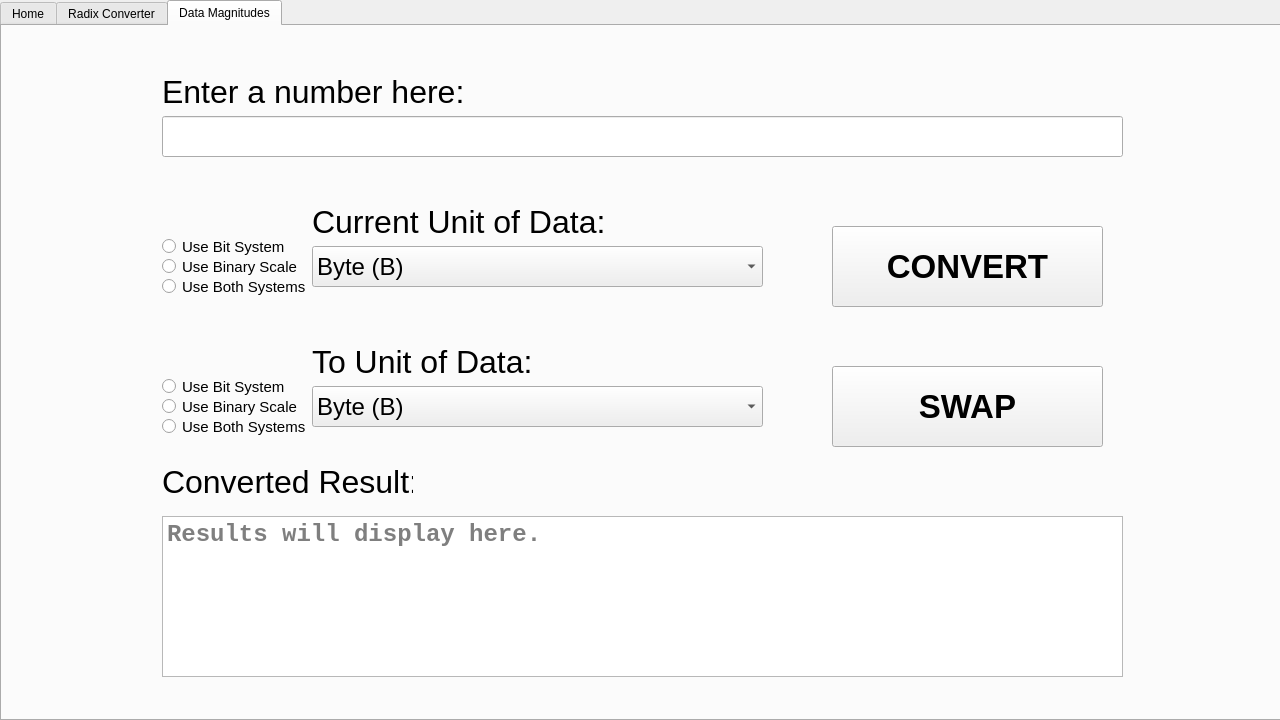
Old version of the form UI/src/toolboxal_ui.ui in the repository VJZ-Corp/Toolboxal.
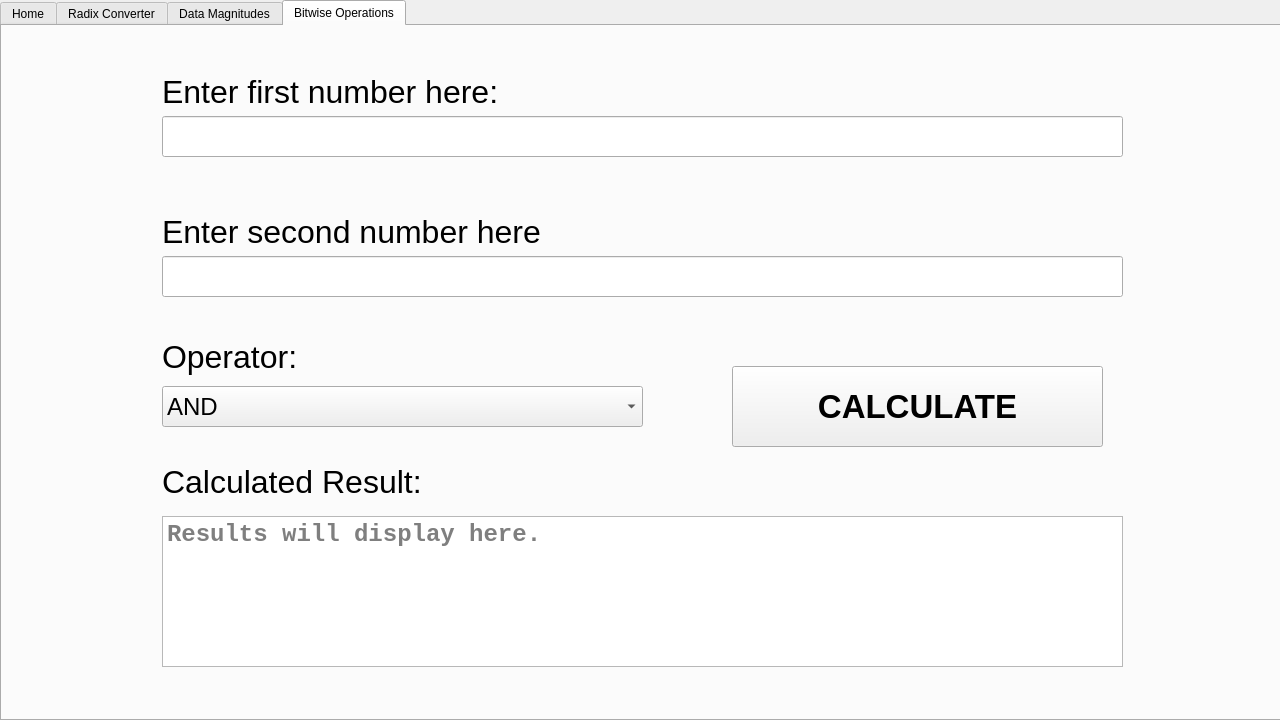
New version of the form. Icons and pictures are not drawn.

```diff
--- a/UI/src/toolboxal_ui.ui
+++ b/UI/src/toolboxal_ui.ui
@@ -35,7 +35,7 @@
     </rect>
    </property>
    <property name="currentIndex">
-    <number>2</number>
+    <number>3</number>
    </property>
    <widget class="QWidget" name="tab">
     <attribute name="title">
@@ -872,7 +872,7 @@
        <x>160</x>
        <y>490</y>
        <width>961</width>
-       <height>161</height>
+       <height>151</height>
       </rect>
      </property>
      <property name="font">
@@ -1158,6 +1158,247 @@
      </property>
     </widget>
    </widget>
+   <widget class="QWidget" name="tab_4">
+    <attribute name="title">
+     <string>Bitwise Operations</string>
+    </attribute>
+    <widget class="QTextBrowser" name="bitwiseResult">
+     <property name="geometry">
+      <rect>
+       <x>160</x>
+       <y>490</y>
+       <width>961</width>
+       <height>151</height>
+      </rect>
+     </property>
+     <property name="font">
+      <font>
+       <family>Consolas</family>
+       <pointsize>18</pointsize>
+       <italic>false</italic>
+       <bold>true</bold>
+      </font>
+     </property>
+     <property name="frameShape">
+      <enum>QFrame::StyledPanel</enum>
+     </property>
+     <property name="lineWrapMode">
+      <enum>QTextEdit::FixedColumnWidth</enum>
+     </property>
+     <property name="lineWrapColumnOrWidth">
+      <number>960</number>
+     </property>
+     <property name="html">
+      <string>&lt;!DOCTYPE HTML PUBLIC &quot;-//W3C//DTD HTML 4.0//EN&quot; &quot;http://www.w3.org/TR/REC-html40/strict.dtd&quot;&gt;
+&lt;html&gt;&lt;head&gt;&lt;meta name=&quot;qrichtext&quot; content=&quot;1&quot; /&gt;&lt;meta charset=&quot;utf-8&quot; /&gt;&lt;style type=&quot;text/css&quot;&gt;
+p, li { white-space: pre-wrap; }
+&lt;/style&gt;&lt;/head&gt;&lt;body style=&quot; font-family:'Consolas'; font-size:18pt; font-weight:700; font-style:normal;&quot;&gt;
+&lt;p style=&quot;-qt-paragraph-type:empty; margin-top:0px; margin-bottom:0px; margin-left:0px; margin-right:0px; -qt-block-indent:0; text-indent:0px; font-size:16pt; font-weight:400;&quot;&gt;&lt;br /&gt;&lt;/p&gt;&lt;/body&gt;&lt;/html&gt;</string>
+     </property>
+     <property name="textInteractionFlags">
+      <set>Qt::LinksAccessibleByKeyboard|Qt::LinksAccessibleByMouse|Qt::TextBrowserInteraction|Qt::TextSelectableByKeyboard|Qt::TextSelectableByMouse</set>
+     </property>
+     <property name="placeholderText">
+      <string>Results will display here.</string>
+     </property>
+    </widget>
+    <widget class="QLabel" name="label_12">
+     <property name="geometry">
+      <rect>
+       <x>160</x>
+       <y>30</y>
+       <width>341</width>
+       <height>71</height>
+      </rect>
+     </property>
+     <property name="font">
+      <font>
+       <pointsize>24</pointsize>
+      </font>
+     </property>
+     <property name="text">
+      <string>Enter first number here:</string>
+     </property>
+    </widget>
+    <widget class="QComboBox" name="operatorCombobox">
+     <property name="geometry">
+      <rect>
+       <x>160</x>
+       <y>360</y>
+       <width>481</width>
+       <height>41</height>
+      </rect>
+     </property>
+     <property name="font">
+      <font>
+       <pointsize>18</pointsize>
+      </font>
+     </property>
+     <property name="maxVisibleItems">
+      <number>15</number>
+     </property>
+     <item>
+      <property name="text">
+       <string>AND</string>
+      </property>
+     </item>
+     <item>
+      <property name="text">
+       <string>OR</string>
+      </property>
+     </item>
+     <item>
+      <property name="text">
+       <string>NOT</string>
+      </property>
+     </item>
+     <item>
+      <property name="text">
+       <string>NOR</string>
+      </property>
+     </item>
+     <item>
+      <property name="text">
+       <string>XOR</string>
+      </property>
+     </item>
+     <item>
+      <property name="text">
+       <string>NAND</string>
+      </property>
+     </item>
+     <item>
+      <property name="text">
+       <string>XNOR</string>
+      </property>
+     </item>
+     <item>
+      <property name="text">
+       <string>&lt;&lt; (Bitshift Left)</string>
+      </property>
+     </item>
+     <item>
+      <property name="text">
+       <string>&gt;&gt; (Bitshift Right)</string>
+      </property>
+     </item>
+     <item>
+      <property name="text">
+       <string>↺ (Rotate Bit Left)</string>
+      </property>
+     </item>
+     <item>
+      <property name="text">
+       <string>↻ (Rorate Bit Right)</string>
+      </property>
+     </item>
+    </widget>
+    <widget class="QPushButton" name="calculateButton">
+     <property name="geometry">
+      <rect>
+       <x>730</x>
+       <y>340</y>
+       <width>371</width>
+       <height>81</height>
+      </rect>
+     </property>
+     <property name="font">
+      <font>
+       <pointsize>25</pointsize>
+       <bold>true</bold>
+      </font>
+     </property>
+     <property name="text">
+      <string>CALCULATE</string>
+     </property>
+    </widget>
+    <widget class="QLabel" name="label_13">
+     <property name="geometry">
+      <rect>
+       <x>160</x>
+       <y>440</y>
+       <width>261</width>
+       <height>31</height>
+      </rect>
+     </property>
+     <property name="font">
+      <font>
+       <pointsize>24</pointsize>
+      </font>
+     </property>
+     <property name="text">
+      <string>Calculated Result:</string>
+     </property>
+    </widget>
+    <widget class="QLabel" name="label_14">
+     <property name="geometry">
+      <rect>
+       <x>160</x>
+       <y>310</y>
+       <width>211</width>
+       <height>41</height>
+      </rect>
+     </property>
+     <property name="font">
+      <font>
+       <pointsize>24</pointsize>
+      </font>
+     </property>
+     <property name="text">
+      <string>Operator:</string>
+     </property>
+    </widget>
+    <widget class="QLineEdit" name="inputNum1">
+     <property name="geometry">
+      <rect>
+       <x>160</x>
+       <y>90</y>
+       <width>961</width>
+       <height>41</height>
+      </rect>
+     </property>
+     <property name="font">
+      <font>
+       <family>Courier</family>
+       <pointsize>20</pointsize>
+      </font>
+     </property>
+    </widget>
+    <widget class="QLabel" name="label_15">
+     <property name="geometry">
+      <rect>
+       <x>160</x>
+       <y>170</y>
+       <width>381</width>
+       <height>71</height>
+      </rect>
+     </property>
+     <property name="font">
+      <font>
+       <pointsize>24</pointsize>
+      </font>
+     </property>
+     <property name="text">
+      <string>Enter second number here:</string>
+     </property>
+    </widget>
+    <widget class="QLineEdit" name="inputNum2">
+     <property name="geometry">
+      <rect>
+       <x>160</x>
+       <y>230</y>
+       <width>961</width>
+       <height>41</height>
+      </rect>
+     </property>
+     <property name="font">
+      <font>
+       <family>Courier</family>
+       <pointsize>20</pointsize>
+      </font>
+     </property>
+    </widget>
+   </widget>
   </widget>
  </widget>
  <layoutdefault spacing="6" margin="11"/>
```
Left out of the diff: 2 changed lines with no effect on the pictures.
